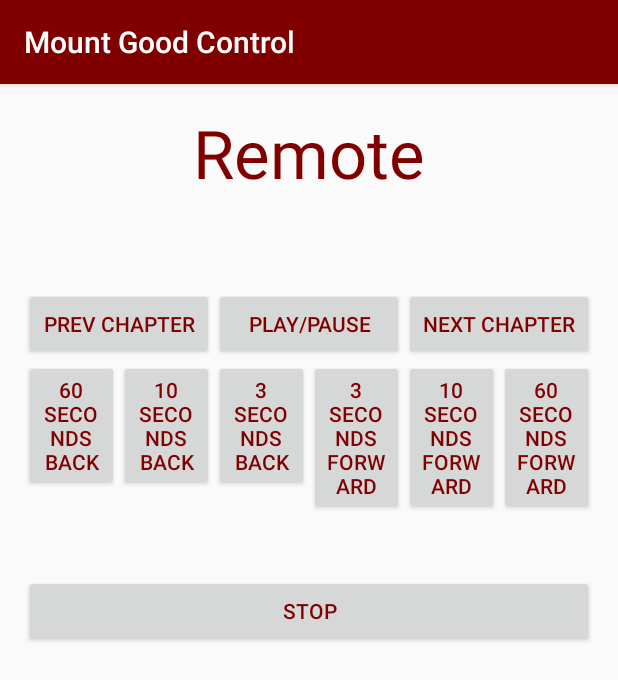
After one commit to dawsondeere/Mount-Good-Control, an Android app: the MovieRemoteActivity screen opened directly, with no data from a screen before it, on a phone screen of 412 x 824 dp. The commit adds this screen. Shown: the top 680 px of the screen. Run offline under Robolectric (Android 15) with nearby library versions, the phone set to English and light mode, and no system bars; network calls fail.

Commit message:
added remote to control movie

```diff
--- a/app/src/main/AndroidManifest.xml
+++ b/app/src/main/AndroidManifest.xml
@@ -21,6 +21,7 @@
         <activity android:name=".LightsActivity" />
         <activity android:name=".MoviesActivity" />
         <activity android:name=".MovieInfoActivity" />
+        <activity android:name=".MovieRemoteActivity" />
     </application>
 
 </manifest>
--- /dev/null
+++ b/app/src/main/java/com/example/dawson/mountgoodcontrol/MovieRemoteActivity.java
@@ -0,0 +1,28 @@
+package com.example.dawson.mountgoodcontrol;
+
+import android.os.Bundle;
+import android.support.v7.app.AppCompatActivity;
+import android.view.View;
+
+public class MovieRemoteActivity extends AppCompatActivity {
+    @Override
+    protected void onCreate(Bundle savedInstanceState) {
+        super.onCreate(savedInstanceState);
+        setContentView(R.layout.activity_movieremote);
+    }
+
+    public void sendData(View v) {
+        switch (v.getId()) {
+            case R.id.buttonMoviePlayPause: MainActivity.writeMovieData("remote/play"); break;
+            case R.id.buttonPrevChapter: MainActivity.writeMovieData("remote/prevChapter"); break;
+            case R.id.buttonNextChapter: MainActivity.writeMovieData("remote/nextChapter"); break;
+            case R.id.buttonMedBack: MainActivity.writeMovieData("remote/medBack"); break;
+            case R.id.buttonMedForward: MainActivity.writeMovieData("remote/medForward"); break;
+            case R.id.buttonShortBack: MainActivity.writeMovieData("remote/shortBack"); break;
+            case R.id.buttonShortForward: MainActivity.writeMovieData("remote/shortForward"); break;
+            case R.id.buttonVeryShortBack: MainActivity.writeMovieData("remote/veryShortBack"); break;
+            case R.id.buttonVeryShortForward: MainActivity.writeMovieData("remote/veryShortForward"); break;
+            case R.id.buttonMovieStop: MainActivity.writeMovieData("remote/stop"); break;
+        }
+    }
+}
--- a/app/src/main/java/com/example/dawson/mountgoodcontrol/MoviesActivity.java
+++ b/app/src/main/java/com/example/dawson/mountgoodcontrol/MoviesActivity.java
@@ -217,6 +217,7 @@ public class MoviesActivity extends AppCompatActivity implements View.OnTouchLis
         startActivity(passIntent);
     }
 
+    public void startRemote(View v) { startActivity(new Intent(this, MovieRemoteActivity.class)); }
     public void startLights(View v) { startActivity(new Intent(this, LightsActivity.class)); }
     public void startMusic(View v) { startActivity(new Intent(this, MusicActivity.class)); }
 }
--- /dev/null
+++ b/app/src/main/res/layout/activity_movieremote.xml
@@ -0,0 +1,146 @@
+<?xml version="1.0" encoding="utf-8"?>
+<RelativeLayout xmlns:android="http://schemas.android.com/apk/res/android"
+    xmlns:tools="http://schemas.android.com/tools"
+    android:id="@+id/activity_movieremote"
+    android:layout_width="match_parent"
+    android:layout_height="match_parent"
+    android:paddingBottom="@dimen/activity_vertical_margin"
+    android:paddingLeft="@dimen/activity_horizontal_margin"
+    android:paddingRight="@dimen/activity_horizontal_margin"
+    android:paddingTop="@dimen/activity_vertical_margin"
+    tools:context="com.example.dawson.mountgoodcontrol.MovieRemoteActivity"
+    >
+
+    <TextView
+        android:id="@+id/textRemote"
+        android:layout_width="match_parent"
+        android:layout_height="wrap_content"
+        android:gravity="center"
+        android:text="Remote"
+        android:textSize="20pt"
+        android:textColor="@color/colorPrimary"
+        android:paddingBottom="60dp"
+        />
+
+    <LinearLayout
+        android:orientation="horizontal"
+        android:id="@+id/buttonRemoteOne"
+        android:layout_width="match_parent"
+        android:layout_height="wrap_content"
+        android:layout_below="@id/textRemote"
+        >
+
+        <Button
+            android:id="@+id/buttonPrevChapter"
+            android:layout_weight="1"
+            android:layout_width="0dp"
+            android:layout_height="wrap_content"
+            android:text="Prev chapter"
+            android:textColor="@color/colorPrimary"
+            android:onClick="sendData"
+            />
+
+        <Button
+            android:id="@+id/buttonMoviePlayPause"
+            android:layout_weight="1"
+            android:layout_width="0dp"
+            android:layout_height="wrap_content"
+            android:text="Play/Pause"
+            android:textColor="@color/colorPrimary"
+            android:onClick="sendData"
+            />
+
+        <Button
+            android:id="@+id/buttonNextChapter"
+            android:layout_weight="1"
+            android:layout_width="0dp"
+            android:layout_height="wrap_content"
+            android:text="Next chapter"
+            android:textColor="@color/colorPrimary"
+            android:onClick="sendData"
+            />
+
+    </LinearLayout>
+
+    <LinearLayout
+        android:orientation="horizontal"
+        android:id="@+id/buttonRemoteTwo"
+        android:layout_width="match_parent"
+        android:layout_height="wrap_content"
+        android:layout_below="@id/buttonRemoteOne"
+        >
+
+        <Button
+            android:id="@+id/buttonMedBack"
+            android:layout_weight="1"
+            android:layout_width="0dp"
+            android:layout_height="wrap_content"
+            android:text="60 seconds back"
+            android:textColor="@color/colorPrimary"
+            android:onClick="sendData"
+            />
+
+        <Button
+            android:id="@+id/buttonShortBack"
+            android:layout_weight="1"
+            android:layout_width="0dp"
+            android:layout_height="wrap_content"
+            android:text="10 seconds back"
+            android:textColor="@color/colorPrimary"
+            android:onClick="sendData"
+            />
+
+        <Button
+            android:id="@+id/buttonVeryShortBack"
+            android:layout_weight="1"
+            android:layout_width="0dp"
+            android:layout_height="wrap_content"
+            android:text="3 seconds back"
+            android:textColor="@color/colorPrimary"
+            android:onClick="sendData"
+            />
+
+        <Button
+            android:id="@+id/buttonVeryShortForward"
+            android:layout_weight="1"
+            android:layout_width="0dp"
+            android:layout_height="wrap_content"
+            android:text="3 seconds forward"
+            android:textColor="@color/colorPrimary"
+            android:onClick="sendData"
+            />
+
+        <Button
+            android:id="@+id/buttonShortForward"
+            android:layout_weight="1"
+            android:layout_width="0dp"
+            android:layout_height="wrap_content"
+            android:text="10 seconds forward"
+            android:textColor="@color/colorPrimary"
+            android:onClick="sendData"
+            />
+
+        <Button
+            android:id="@+id/buttonMedForward"
+            android:layout_weight="1"
+            android:layout_width="0dp"
+            android:layout_height="wrap_content"
+            android:text="60 seconds forward"
+            android:textColor="@color/colorPrimary"
+            android:onClick="sendData"
+            />
+
+    </LinearLayout>
+
+    <Button
+        android:id="@+id/buttonMovieStop"
+        android:layout_width="match_parent"
+        android:layout_height="wrap_content"
+        android:layout_below="@id/buttonRemoteTwo"
+        android:layout_marginTop="40dp"
+        android:text="Stop"
+        android:textColor="@color/colorPrimary"
+        android:onClick="sendData"
+        />
+
+</RelativeLayout>
--- a/app/src/main/res/layout/activity_movies.xml
+++ b/app/src/main/res/layout/activity_movies.xml
@@ -49,10 +49,21 @@
 
     </LinearLayout>
 
+    <Button
+        android:textColor="@color/colorPrimary"
+        android:id="@+id/buttonMovieRemote"
+        android:layout_width="match_parent"
+        android:layout_height="wrap_content"
+        android:layout_below="@id/buttonSwitches"
+        android:layout_marginBottom="20dp"
+        android:text="@string/buttonRemote"
+        android:onClick="startRemote"
+        tools:ignore="ButtonStyle" />
+
     <ScrollView
         android:layout_width="match_parent"
         android:layout_height="wrap_content"
-        android:layout_below="@id/buttonSwitches"
+        android:layout_below="@id/buttonMovieRemote"
         >
 
         <LinearLayout
--- a/app/src/main/res/values/strings.xml
+++ b/app/src/main/res/values/strings.xml
@@ -21,6 +21,7 @@
     <!--
     <string name="buttonPlayMovie">Play/Pause Movie</string>
     -->
+    <string name="buttonRemote">Remote</string>
     <string name="switchLights">Lights</string>
     <string name="switchMusic">Music</string>
     <string name="switchMovies">Movies</string>
```
